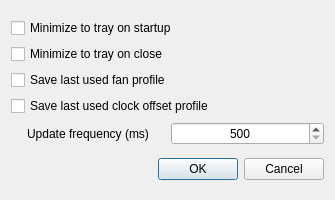
This is ui/settings_dialog.ui in AlexandrAlexeev7119/NvCtrl-linux as Qt 5 draws it before an edit. The edited form follows.
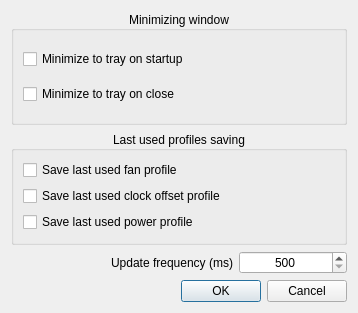
This is the edited form.

Commit message: update SettingsManager class, update UI on SettingsDialog, some internal fixes

What changed in the file:
```diff
--- a/ui/settings_dialog.ui
+++ b/ui/settings_dialog.ui
@@ -6,17 +6,24 @@
    <rect>
     <x>0</x>
     <y>0</y>
-    <width>335</width>
-    <height>200</height>
+    <width>358</width>
+    <height>313</height>
    </rect>
   </property>
   <property name="windowTitle">
    <string>GWEpp: Settings</string>
   </property>
   <layout class="QGridLayout" name="gridLayout">
-   <item row="0" column="0" colspan="3">
-    <layout class="QGridLayout" name="gridLayout_2">
-     <item row="0" column="0" colspan="2">
+   <item row="1" column="0" colspan="3">
+    <widget class="QGroupBox" name="groupBox_minimizing_window">
+     <property name="title">
+      <string>Minimizing window</string>
+     </property>
+     <property name="alignment">
+      <set>Qt::AlignCenter</set>
+     </property>
+     <layout class="QGridLayout" name="gridLayout_3">
+      <item row="0" column="0">
       <widget class="QCheckBox" name="checkBox_minimize_to_tray_on_startup">
        <property name="layoutDirection">
         <enum>Qt::LeftToRight</enum>
@@ -26,7 +33,7 @@
        </property>
       </widget>
      </item>
-     <item row="1" column="0" colspan="2">
+      <item row="1" column="0">
       <widget class="QCheckBox" name="checkBox_minimize_to_tray_on_close">
        <property name="layoutDirection">
         <enum>Qt::LeftToRight</enum>
@@ -36,24 +43,53 @@
        </property>
       </widget>
      </item>
-     <item row="4" column="0">
-      <widget class="QLabel" name="label_update_freq">
-       <property name="text">
-        <string>Update frequency (ms)</string>
+     </layout>
+    </widget>
+   </item>
+   <item row="6" column="0" colspan="3">
+    <widget class="QDialogButtonBox" name="buttonBox">
+     <property name="standardButtons">
+      <set>QDialogButtonBox::Cancel|QDialogButtonBox::Ok</set>
+     </property>
+    </widget>
+   </item>
+   <item row="3" column="0" colspan="3">
+    <widget class="QGroupBox" name="groupBox_last_used_profiles_saving">
+     <property name="title">
+      <string>Last used profiles saving</string>
        </property>
        <property name="alignment">
         <set>Qt::AlignCenter</set>
        </property>
-      </widget>
-     </item>
-     <item row="2" column="0" colspan="2">
+     <layout class="QGridLayout" name="gridLayout_2">
+      <item row="0" column="0">
       <widget class="QCheckBox" name="checkBox_save_last_used_fan_profile">
        <property name="text">
         <string>Save last used fan profile</string>
        </property>
       </widget>
      </item>
-     <item row="4" column="1">
+      <item row="1" column="0">
+       <widget class="QCheckBox" name="checkBox_save_last_used_clock_offset_profile">
+        <property name="text">
+         <string>Save last used clock offset profile</string>
+        </property>
+       </widget>
+      </item>
+      <item row="2" column="0">
+       <widget class="QCheckBox" name="checkBox_save_last_used_power_profile">
+        <property name="toolTip">
+         <string>Not implemented yet</string>
+        </property>
+        <property name="text">
+         <string>Save last used power profile</string>
+        </property>
+       </widget>
+      </item>
+     </layout>
+    </widget>
+   </item>
+   <item row="5" column="2">
       <widget class="QSpinBox" name="spinBox_update_freq">
        <property name="alignment">
         <set>Qt::AlignCenter</set>
@@ -72,19 +108,13 @@
        </property>
       </widget>
      </item>
-     <item row="3" column="0" colspan="2">
-      <widget class="QCheckBox" name="checkBox_save_last_used_clock_offset_profile">
+   <item row="5" column="0" colspan="2">
+    <widget class="QLabel" name="label_update_freq">
        <property name="text">
-        <string>Save last used clock offset profile</string>
-       </property>
-      </widget>
-     </item>
-    </layout>
-   </item>
-   <item row="1" column="0" colspan="3">
-    <widget class="QDialogButtonBox" name="buttonBox">
-     <property name="standardButtons">
-      <set>QDialogButtonBox::Cancel|QDialogButtonBox::Ok</set>
+      <string>Update frequency (ms)</string>
+     </property>
+     <property name="alignment">
+      <set>Qt::AlignRight|Qt::AlignTrailing|Qt::AlignVCenter</set>
      </property>
     </widget>
    </item>
```
Left out of the diff: 8 changed lines with no effect on the pictures. Lines whose indentation alone changed are shown as unchanged. The commit also changes 6 other files.
